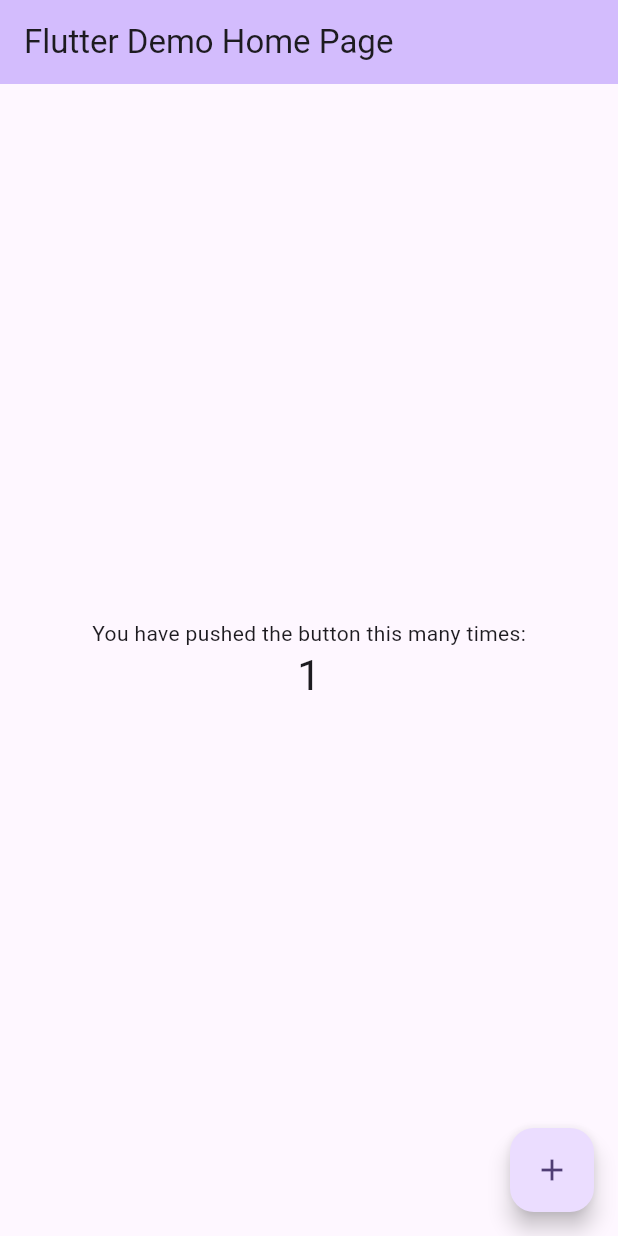
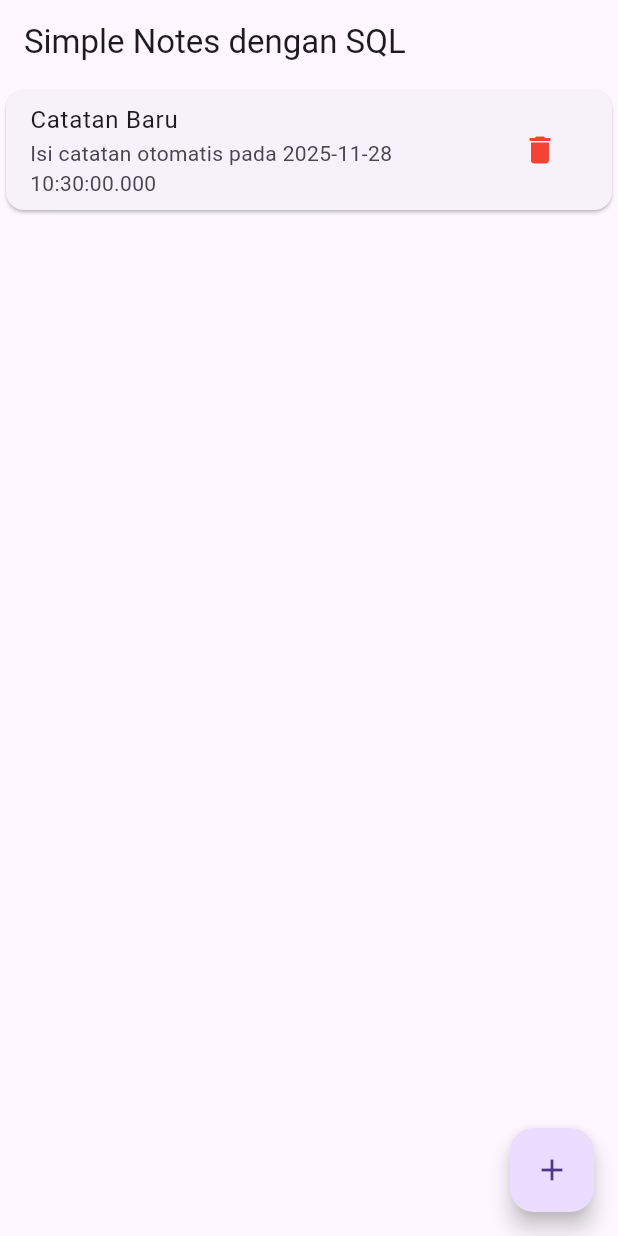
Before and after one commit to Julianarwansah/tugas_week_9_database_1123150112, a Flutter app: the screen it shows after launch, after a tap on the "add" icon, on a phone screen of 412 x 824 dp. Run offline on Flutter 3.47's test engine with Material 3 defaults, Android fonts, the light colour scheme and no system bars; our stand-ins replace sqflite; accounts and stored records are empty.

Commit message:
memperbarui code di main dart

```diff
--- a/lib/main.dart
+++ b/lib/main.dart
@@ -1,4 +1,6 @@
 import 'package:flutter/material.dart';
+import 'package:tugas_week_9_database_1123150112/models/note_model.dart';
+import 'package:tugas_week_9_database_1123150112/database/database_helper.dart';
 
 void main() {
   runApp(const MyApp());
@@ -7,116 +9,70 @@ void main() {
 class MyApp extends StatelessWidget {
   const MyApp({super.key});
 
-  // This widget is the root of your application.
   @override
   Widget build(BuildContext context) {
     return MaterialApp(
-      title: 'Flutter Demo',
-      theme: ThemeData(
-        // This is the theme of your application.
-        //
-        // TRY THIS: Try running your application with "flutter run". You'll see
-        // the application has a purple toolbar. Then, without quitting the app,
-        // try changing the seedColor in the colorScheme below to Colors.green
-        // and then invoke "hot reload" (save your changes or press the "hot
-        // reload" button in a Flutter-supported IDE, or press "r" if you used
-        // the command line to start the app).
-        //
-        // Notice that the counter didn't reset back to zero; the application
-        // state is not lost during the reload. To reset the state, use hot
-        // restart instead.
-        //
-        // This works for code too, not just values: Most code changes can be
-        // tested with just a hot reload.
-        colorScheme: ColorScheme.fromSeed(seedColor: Colors.deepPurple),
-      ),
-      home: const MyHomePage(title: 'Flutter Demo Home Page'),
+      home: const NotesPage(), // ⬅ pindah ke Stateful agar setState bisa digunakan
+      debugShowCheckedModeBanner: false,
     );
   }
 }
 
-class MyHomePage extends StatefulWidget {
-  const MyHomePage({super.key, required this.title});
-
-  // This widget is the home page of your application. It is stateful, meaning
-  // that it has a State object (defined below) that contains fields that affect
-  // how it looks.
-
-  // This class is the configuration for the state. It holds the values (in this
-  // case the title) provided by the parent (in this case the App widget) and
-  // used by the build method of the State. Fields in a Widget subclass are
-  // always marked "final".
-
-  final String title;
+class NotesPage extends StatefulWidget {
+  const NotesPage({super.key});
 
   @override
-  State<MyHomePage> createState() => _MyHomePageState();
+  State<NotesPage> createState() => _NotesPageState();
 }
 
-class _MyHomePageState extends State<MyHomePage> {
-  int _counter = 0;
-
-  void _incrementCounter() {
-    setState(() {
-      // This call to setState tells the Flutter framework that something has
-      // changed in this State, which causes it to rerun the build method below
-      // so that the display can reflect the updated values. If we changed
-      // _counter without calling setState(), then the build method would not be
-      // called again, and so nothing would appear to happen.
-      _counter++;
-    });
-  }
-
+class _NotesPageState extends State<NotesPage> {
   @override
   Widget build(BuildContext context) {
-    // This method is rerun every time setState is called, for instance as done
-    // by the _incrementCounter method above.
-    //
-    // The Flutter framework has been optimized to make rerunning build methods
-    // fast, so that you can just rebuild anything that needs updating rather
-    // than having to individually change instances of widgets.
     return Scaffold(
-      appBar: AppBar(
-        // TRY THIS: Try changing the color here to a specific color (to
-        // Colors.amber, perhaps?) and trigger a hot reload to see the AppBar
-        // change color while the other colors stay the same.
-        backgroundColor: Theme.of(context).colorScheme.inversePrimary,
-        // Here we take the value from the MyHomePage object that was created by
-        // the App.build method, and use it to set our appbar title.
-        title: Text(widget.title),
+      appBar: AppBar(title: const Text('Simple Notes dengan SQL')),
+
+      body: FutureBuilder<List<Note>>(
+        future: DatabaseHelper.instance.readAllNotes(),
+        builder: (context, snapshot) {
+          if (!snapshot.hasData) {
+            return const Center(child: CircularProgressIndicator());
+          }
+
+          return ListView.builder(
+            itemCount: snapshot.data!.length,
+            itemBuilder: (context, index) {
+              Note note = snapshot.data![index];
+
+              return Card(
+                child: ListTile(
+                  title: Text(note.title),
+                  subtitle: Text(note.content),
+                  trailing: IconButton(
+                    icon: const Icon(Icons.delete, color: Colors.red),
+                    onPressed: () async {
+                      await DatabaseHelper.instance.delete(note.id!);
+                      setState(() {}); // Refresh UI
+                    },
+                  ),
+                ),
+              );
+            },
+          );
+        },
       ),
-      body: Center(
-        // Center is a layout widget. It takes a single child and positions it
-        // in the middle of the parent.
-        child: Column(
-          // Column is also a layout widget. It takes a list of children and
-          // arranges them vertically. By default, it sizes itself to fit its
-          // children horizontally, and tries to be as tall as its parent.
-          //
-          // Column has various properties to control how it sizes itself and
-          // how it positions its children. Here we use mainAxisAlignment to
-          // center the children vertically; the main axis here is the vertical
-          // axis because Columns are vertical (the cross axis would be
-          // horizontal).
-          //
-          // TRY THIS: Invoke "debug painting" (choose the "Toggle Debug Paint"
-          // action in the IDE, or press "p" in the console), to see the
-          // wireframe for each widget.
-          mainAxisAlignment: MainAxisAlignment.center,
-          children: <Widget>[
-            const Text('You have pushed the button this many times:'),
-            Text(
-              '$_counter',
-              style: Theme.of(context).textTheme.headlineMedium,
+
+      floatingActionButton: FloatingActionButton(
+        child: const Icon(Icons.add),
+        onPressed: () async {
+          await DatabaseHelper.instance.create(
+            Note(
+              title: 'Catatan Baru',
+              content: 'Isi catatan otomatis pada ${DateTime.now()}',
             ),
-          ],
-        ),
+          );
+          setState(() {}); // Refresh UI
+        },
       ),
-      floatingActionButton: FloatingActionButton(
-        onPressed: _incrementCounter,
-        tooltip: 'Increment',
-        child: const Icon(Icons.add),
-      ), // This trailing comma makes auto-formatting nicer for build methods.
     );
   }
 }
```
